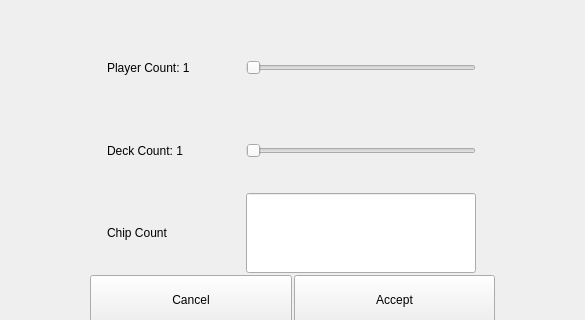
Above: CardCounter/mainwindow.ui from CalebStandfield/full-blackjack-game-engine-with-UI before the change; both pictures show x 283 to 868 and y 165 to 485 of the 1400 by 800 pixel window. Below: the same form after it.
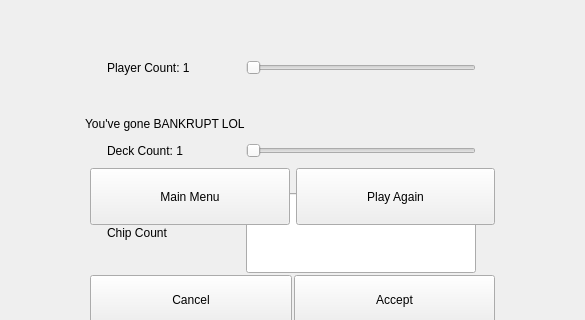
That is the form after the change.

Commit message: bankrupty screen almost done

The edit to the form file:
```diff
--- a/CardCounter/mainwindow.ui
+++ b/CardCounter/mainwindow.ui
@@ -872,6 +872,79 @@
        </item>
       </layout>
      </widget>
+     <widget class="QWidget" name="bankruptcyMenu" native="true">
+      <property name="geometry">
+       <rect>
+        <x>363</x>
+        <y>250</y>
+        <width>425</width>
+        <height>150</height>
+       </rect>
+      </property>
+      <layout class="QVBoxLayout" name="verticalLayout_5">
+       <property name="leftMargin">
+        <number>5</number>
+       </property>
+       <property name="topMargin">
+        <number>5</number>
+       </property>
+       <property name="rightMargin">
+        <number>5</number>
+       </property>
+       <property name="bottomMargin">
+        <number>5</number>
+       </property>
+       <item>
+        <widget class="QLabel" name="bankruptcyLabel">
+         <property name="text">
+          <string>You've gone BANKRUPT LOL</string>
+         </property>
+        </widget>
+       </item>
+       <item>
+        <layout class="QHBoxLayout" name="horizontalLayout">
+         <property name="leftMargin">
+          <number>5</number>
+         </property>
+         <property name="topMargin">
+          <number>5</number>
+         </property>
+         <property name="rightMargin">
+          <number>5</number>
+         </property>
+         <property name="bottomMargin">
+          <number>5</number>
+         </property>
+         <item>
+          <widget class="QPushButton" name="backToMainMenuFromPlay_2">
+           <property name="sizePolicy">
+            <sizepolicy hsizetype="Minimum" vsizetype="Minimum">
+             <horstretch>0</horstretch>
+             <verstretch>0</verstretch>
+            </sizepolicy>
+           </property>
+           <property name="text">
+            <string>Main Menu</string>
+           </property>
+          </widget>
+         </item>
+         <item>
+          <widget class="QPushButton" name="playAgain">
+           <property name="sizePolicy">
+            <sizepolicy hsizetype="Minimum" vsizetype="Minimum">
+             <horstretch>0</horstretch>
+             <verstretch>0</verstretch>
+            </sizepolicy>
+           </property>
+           <property name="text">
+            <string>Play Again</string>
+           </property>
+          </widget>
+         </item>
+        </layout>
+       </item>
+      </layout>
+     </widget>
     </widget>
     <widget class="QWidget" name="basicStrategyChartScreen">
      <property name="sizePolicy">
```
The commit also changes 3 other files.
